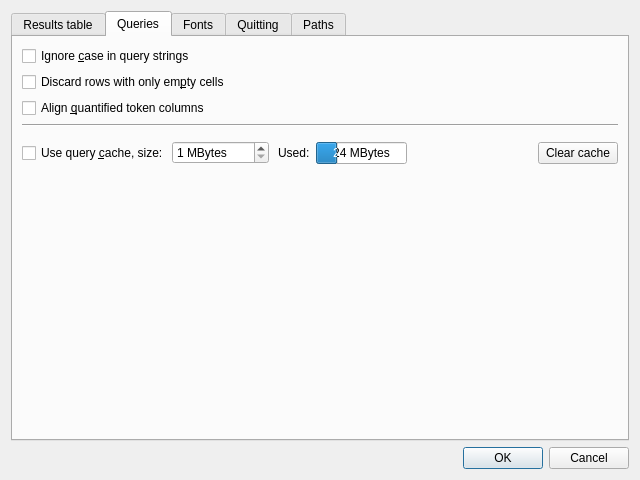
Qt form coquery/gui/ui/settings.ui (gkunter/coquery) before a commit.
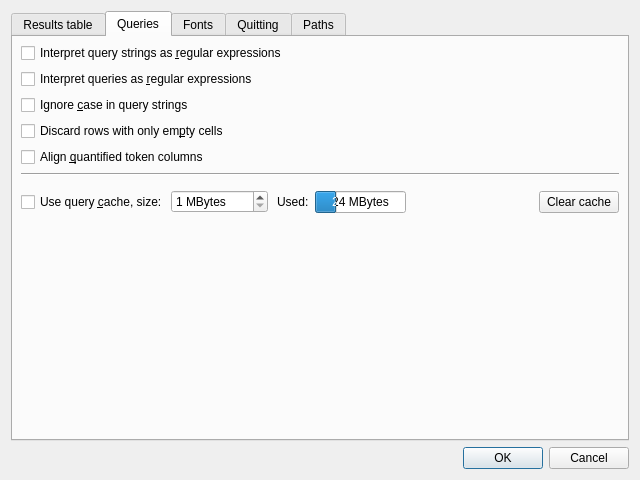
The same form after that commit. The open tabs and pages were chosen to show the change. Icons and pictures are not drawn.

Commit message: Add checkbox for regexp

Diff of the .ui file:
```diff
--- a/coquery/gui/ui/settings.ui
+++ b/coquery/gui/ui/settings.ui
@@ -188,6 +188,32 @@
        <string>Queries</string>
       </attribute>
       <layout class="QVBoxLayout" name="verticalLayout_2">
+       <property name="leftMargin">
+        <number>8</number>
+       </property>
+       <property name="topMargin">
+        <number>6</number>
+       </property>
+       <property name="rightMargin">
+        <number>8</number>
+       </property>
+       <property name="bottomMargin">
+        <number>6</number>
+       </property>
+       <item>
+        <widget class="QCheckBox" name="check_regular_expressions">
+         <property name="text">
+          <string>Interpret query strings as &amp;regular expressions</string>
+         </property>
+        </widget>
+       </item>
+       <item>
+        <widget class="QCheckBox" name="check_regular_expressions">
+         <property name="text">
+          <string>Interpret queries as &amp;regular expressions</string>
+         </property>
+        </widget>
+       </item>
        <item>
         <widget class="QCheckBox" name="check_ignore_case_query">
          <property name="text">
```
Left out of the diff: 70 changed lines with no effect on the pictures. The commit also changes 1 other file.
